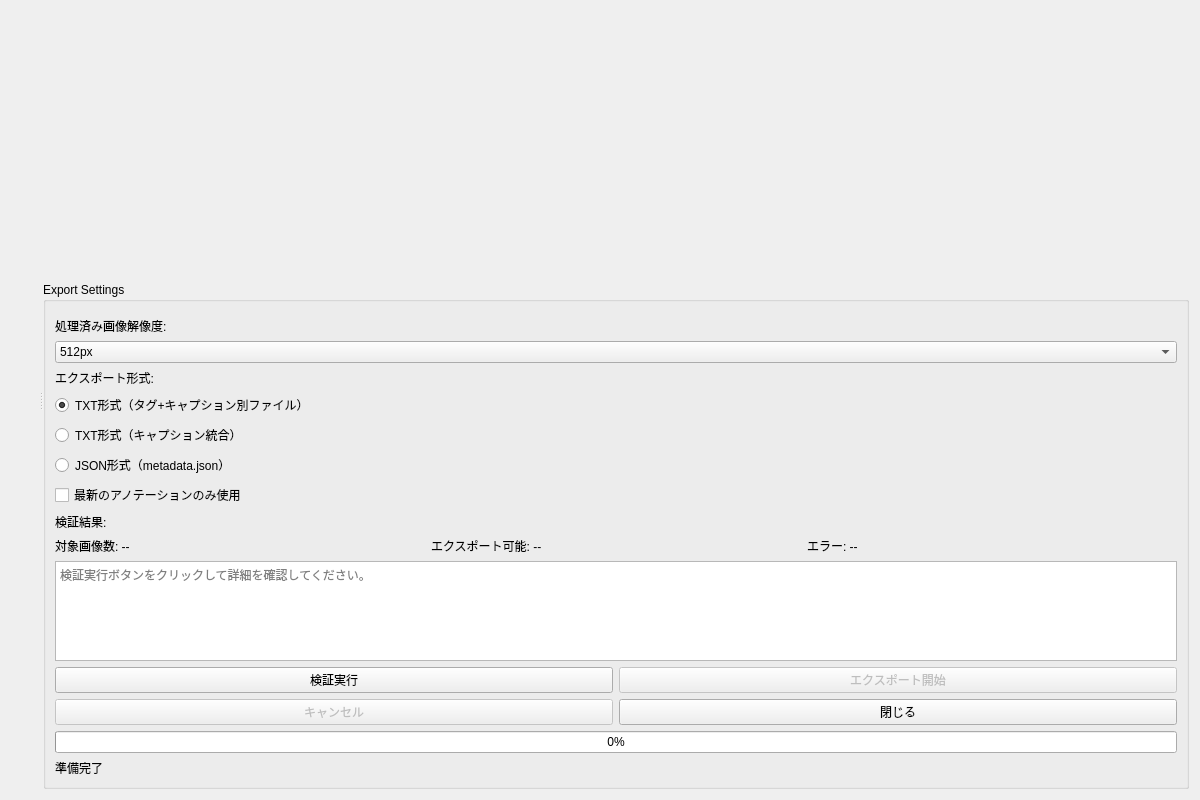
Old version of the form src/lorairo/gui/designer/DatasetExportWidget.ui in the repository NEXTAltair/LoRAIro.
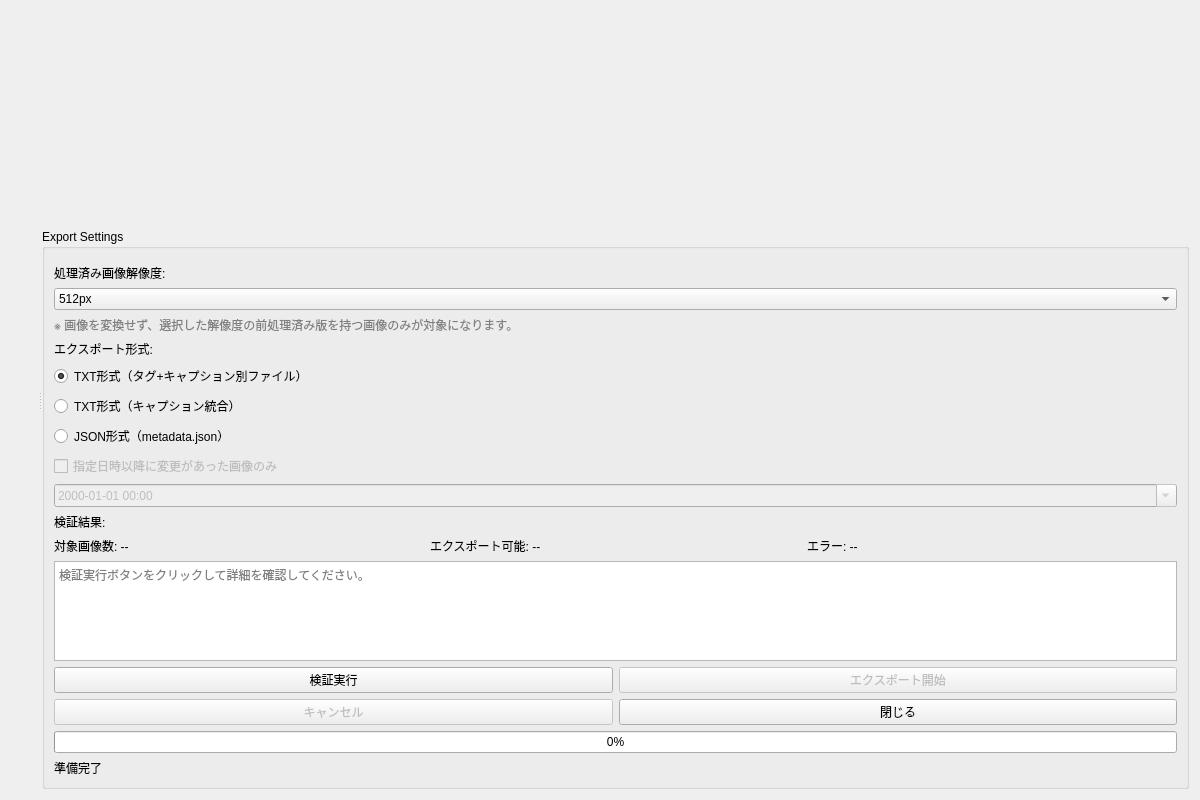
New version of the form. Custom widgets are drawn as their Qt base class.

Commit message: chore: Foundation - DatasetExportWidget seam 整地 (#610) (#619)

The edit to the form file:
```diff
--- a/src/lorairo/gui/designer/DatasetExportWidget.ui
+++ b/src/lorairo/gui/designer/DatasetExportWidget.ui
@@ -110,6 +110,19 @@
             </item>
            </widget>
           </item>
+          <item>
+           <widget class="QLabel" name="resolutionHelpLabel">
+            <property name="text">
+             <string>※ 画像を変換せず、選択した解像度の前処理済み版を持つ画像のみが対象になります。</string>
+            </property>
+            <property name="wordWrap">
+             <bool>true</bool>
+            </property>
+            <property name="styleSheet">
+             <string notr="true">color: gray;</string>
+            </property>
+           </widget>
+          </item>
           <item>
            <widget class="QLabel" name="exportFormatLabel">
             <property name="text">
@@ -152,9 +165,28 @@
            </layout>
           </item>
           <item>
-           <widget class="QCheckBox" name="latestOnlyCheckBox">
+           <widget class="QCheckBox" name="changedSinceCheckBox">
+            <property name="enabled">
+             <bool>false</bool>
+            </property>
             <property name="text">
-             <string>最新のアノテーションのみ使用</string>
+             <string>指定日時以降に変更があった画像のみ</string>
+            </property>
+            <property name="toolTip">
+             <string>（#614 で実装予定）指定日時以降に AI 実行または手動編集があった画像のみを対象にします。</string>
+            </property>
+           </widget>
+          </item>
+          <item>
+           <widget class="QDateTimeEdit" name="changedSinceDateTimeEdit">
+            <property name="enabled">
+             <bool>false</bool>
+            </property>
+            <property name="calendarPopup">
+             <bool>true</bool>
+            </property>
+            <property name="displayFormat">
+             <string>yyyy-MM-dd HH:mm</string>
             </property>
            </widget>
           </item>
```
The commit also changes 3 other files.
